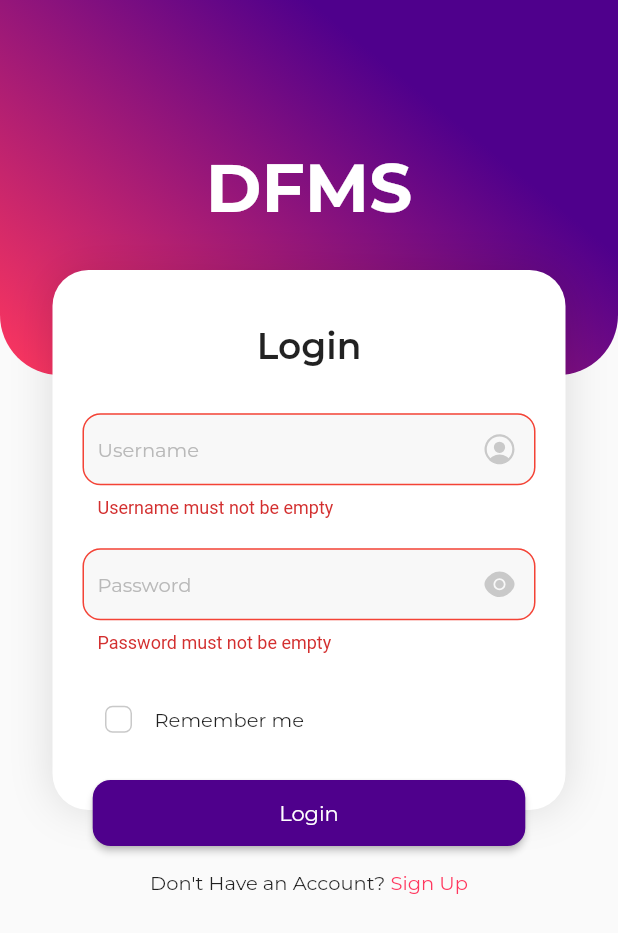
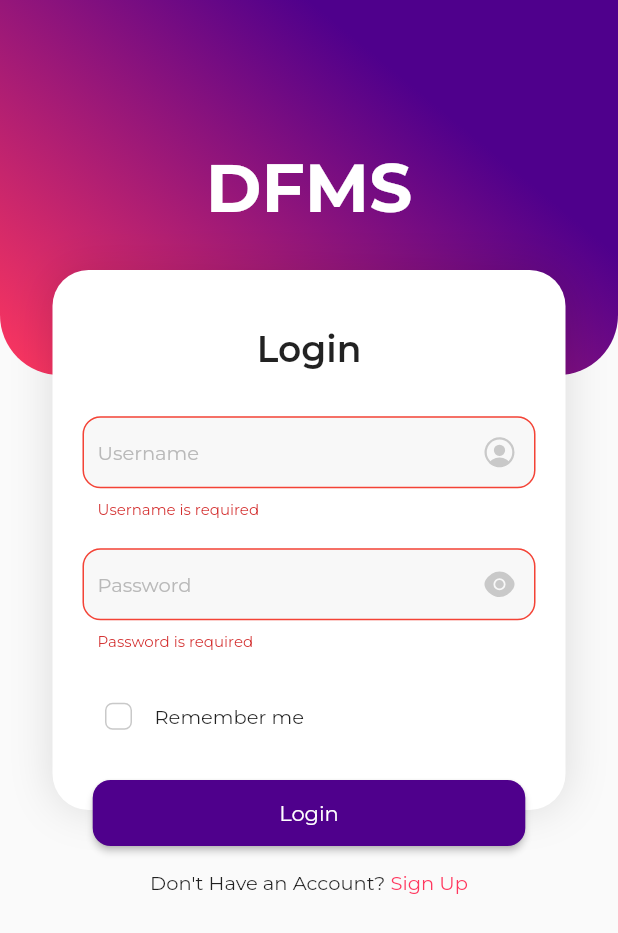
Before and after one commit to ShazaAshraf75/login-interface, a Flutter app: the screen it shows after launch, after a tap on "Login", on a phone screen of 412 x 824 dp. Shown: the top 933 px of the screen. Run offline on Flutter 3.47's test engine with Material 2 defaults, Android fonts, the phone set to English and light mode, and no system bars; our stand-ins replace bloc, dio, flutter_bloc, flutter_svg, fluttertoast, retrofit; generated files the repository leaves out were written again.

Commit message:
handling dio issue

```diff
--- a/lib/data/data_source/remote/authentication_api/authentication_api_manager.dart
+++ b/lib/data/data_source/remote/authentication_api/authentication_api_manager.dart
@@ -9,6 +9,14 @@ class AuthenticationApiManager {
   AuthenticationApiService? authenticationApiService;
   AuthenticationResponseModel? authenticationResponseModel;
 
+  static Dio? dio;
+  static dioInit() {
+    dio = Dio(BaseOptions(
+      baseUrl: ApiKey.baseUrl,
+      headers: ApiKey.headers,
+    ));
+  }
+
   Future loginApi(
     String? username,
     String? password,
@@ -16,9 +24,7 @@ class AuthenticationApiManager {
     Function(AuthenticationResponseModel) apiFail,
     Function(String) apiNetworkFail,
   ) async {
-    final dio =
-        Dio(BaseOptions(baseUrl: ApiKey.baseUrl, headers: ApiKey.headers));
-    authenticationApiService = AuthenticationApiService(dio);
+    authenticationApiService = AuthenticationApiService(dio!);
     await authenticationApiService!
         .loginApi(AuthenticationRequestModel(
             userId: 0,
--- a/lib/data/data_source/remote/authentication_api/authentication_api_service.dart
+++ b/lib/data/data_source/remote/authentication_api/authentication_api_service.dart
@@ -8,9 +8,9 @@ import 'package:retrofit/http.dart';
 
 part 'authentication_api_service.g.dart';
 
-@RestApi(baseUrl: ApiKey.baseUrl)
+@RestApi()
 abstract class AuthenticationApiService {
-  factory AuthenticationApiService(Dio dio, {String baseUrl}) =
+  factory AuthenticationApiService(Dio dio) =
       _AuthenticationApiService;
 
   @POST(ApiKey.login)
--- a/lib/main.dart
+++ b/lib/main.dart
@@ -2,6 +2,7 @@
 
 import 'package:flutter/material.dart';
 import 'package:flutter_bloc/flutter_bloc.dart';
+import 'package:login_interface/data/data_source/remote/authentication_api/authentication_api_manager.dart';
 import 'package:login_interface/modules/authentication/login/bloc/login_bloc.dart';
 import 'package:login_interface/modules/authentication/login/bloc/observer.dart';
 import 'package:login_interface/modules/authentication/login/login_screen.dart';
@@ -9,6 +10,7 @@ import 'package:login_interface/theme/theme.dart';
 
 void main() {
   Bloc.observer = MyBlocObserver();
+  AuthenticationApiManager.dioInit();
 
   runApp(MyApp());
 }
--- a/lib/modules/authentication/login/login_screen.dart
+++ b/lib/modules/authentication/login/login_screen.dart
@@ -22,17 +22,17 @@ class LoginScreen extends StatelessWidget {
     return BlocConsumer<LoginBloc, LoginStates>(
       listener: (context, state) {
         if (state is UsernameIsEmptyState) {
-          usernameErrorMsg = "Username must not be empty";
+          usernameErrorMsg = "Username is required";
         } else if (state is UsernameIsNotEmptyState) {
           usernameErrorMsg = null;
         }
         if (state is PasswordIsEmptyState) {
-          passwordErrorMsg = "Password must not be empty";
+          passwordErrorMsg = "Password is required";
         } else if (state is PasswordIsNotEmptyState) {
           passwordErrorMsg = null;
         } else if (state is LoginFormIsEmptyState) {
-          usernameErrorMsg = "Username must not be empty";
-          passwordErrorMsg = "Password must not be empty";
+          usernameErrorMsg = "Username is required";
+          passwordErrorMsg = "Password is required";
         } else if (state is ChangeCheckboxState) {
           isSelected = state.isSelected;
         } else if (state is LoginNetworkFailState) {
--- a/lib/modules/authentication/login/widgets/login_screen_content.dart
+++ b/lib/modules/authentication/login/widgets/login_screen_content.dart
@@ -2,7 +2,6 @@
 
 import 'package:flutter/material.dart';
 import 'package:flutter_bloc/flutter_bloc.dart';
-
 
 import 'package:login_interface/modules/authentication/login/bloc/login_bloc.dart';
 import 'package:login_interface/modules/authentication/login/bloc/login_events.dart';
@@ -42,7 +41,6 @@ class LoginScreenContent extends StatelessWidget {
             children: [
               const DFMSwidget(),
               Positioned(
-                // top: MediaQuery.of(context).size.height * 0.23,
                 top: 180,
                 width: MediaQuery.of(context).size.width * 1,
                 height: 360,
@@ -136,7 +134,6 @@ class LoginScreenContent extends StatelessWidget {
                 ),
               ),
               Positioned(
-                // top: MediaQuery.of(context).size.height * 0.59,
                 top: 520,
                 child: Column(
                   mainAxisAlignment: MainAxisAlignment.end,
--- a/lib/modules/authentication/widgets/custom_text_field.dart
+++ b/lib/modules/authentication/widgets/custom_text_field.dart
@@ -133,20 +133,15 @@ class _CustomTextFieldState extends State<CustomTextField> {
           obscureText: widget.obscure,
           controller: widget.controller,
           keyboardType: widget.keyboardType,
-          cursorColor: ColorManager.darkPurpleColor,
-          style: const TextStyle(
-            fontSize: 13,
-            fontFamily: 'Montserrat',
-            backgroundColor: Colors.transparent,
-          ),
+          style: Theme.of(context).textTheme.labelLarge,
           decoration: InputDecoration(
             errorText: widget.errorText,
             contentPadding:
                 const EdgeInsets.symmetric(vertical: 0, horizontal: 10),
-            hintStyle: const TextStyle(
-                fontSize: 13,
-                fontFamily: 'Montserrat',
-                color: ColorManager.textColor),
+            hintStyle: Theme.of(context)
+                .textTheme
+                .labelLarge!
+                .copyWith(color: ColorManager.textColor),
             hintText: widget.hintText,
             suffixIcon: (widget.isObscure == false)
                 ? svgPicture
--- a/lib/theme/theme.dart
+++ b/lib/theme/theme.dart
@@ -2,9 +2,17 @@ import 'package:flutter/material.dart';
 import 'package:login_interface/theme/color_manager.dart';
 
 ThemeData defaultTheme = ThemeData(
+    textTheme: const TextTheme(
+        labelLarge: TextStyle(fontFamily: 'Montserrat', fontSize: 13)),
+    textSelectionTheme: TextSelectionThemeData(
+      cursorColor: ColorManager.darkPurpleColor,
+      selectionColor: Colors.deepPurple[100],
+      selectionHandleColor: Colors.deepPurple[100],
+    ),
     inputDecorationTheme: InputDecorationTheme(
       filled: true,
       fillColor: ColorManager.lightGreyColor,
+      errorStyle: const TextStyle(fontFamily: 'Montserrat', fontSize: 10),
       errorBorder: OutlineInputBorder(
           borderRadius: BorderRadius.circular(12),
           borderSide: const BorderSide(color: Colors.red)),
```
Also changed, not shown: lib/data/data_source/remote/authentication_api/authentication_api_service.g.dart. Lines whose indentation alone changed are shown as unchanged.
